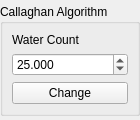
Above: UI/buildNetwork/callaghannetworkconf.ui from jtpefaur/runnel before the change. Below: the same form after it.
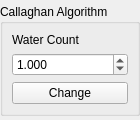
That is the form after the change.

Commit message: fix value for algorithm

```diff
--- a/UI/buildNetwork/callaghannetworkconf.ui
+++ b/UI/buildNetwork/callaghannetworkconf.ui
@@ -63,7 +63,7 @@
          <double>999.990000000000009</double>
         </property>
         <property name="value">
-         <double>25.000000000000000</double>
+         <double>1.000000000000000</double>
         </property>
        </widget>
       </item>
```
The commit also changes 1 other file.
